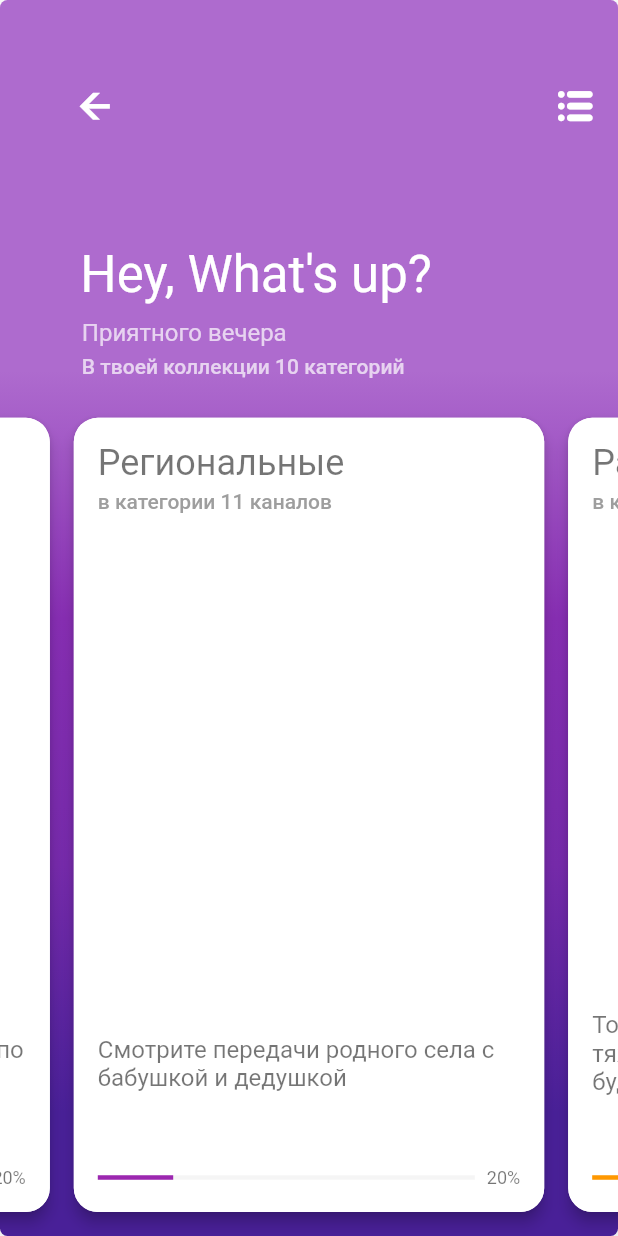
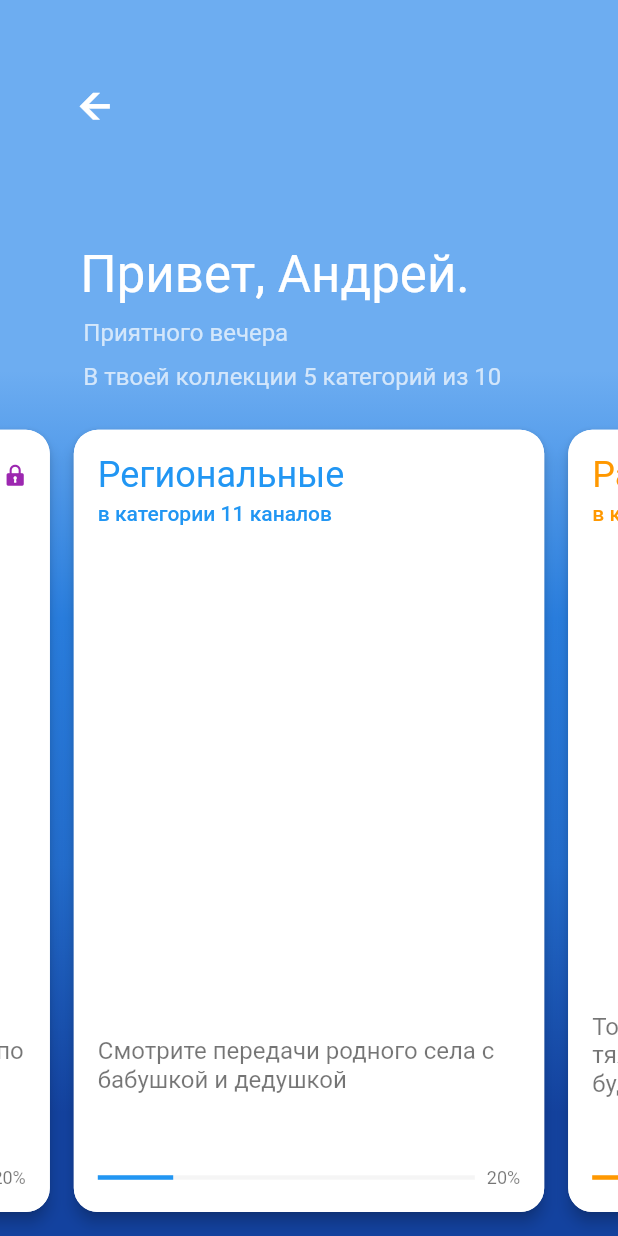
Before and after one commit to zikwall/bormental, a Flutter app: the HomeScreen screen opened directly, swiped to page 2, on a phone screen of 412 x 824 dp. Run offline on Flutter 3.47's test engine with Material 2 defaults, Android fonts, the light colour scheme and no system bars; our stand-ins replace animated_text_kit, better_player, flutter_staggered_animations, timelines, video_player, wakelock; network calls fail.

Commit message:
work with bormental premium

```diff
--- a/lib/components/comming/comming_soon.dart
+++ b/lib/components/comming/comming_soon.dart
@@ -7,7 +7,9 @@ class ComingSoon extends StatelessWidget {
 
   @override
   Widget build(BuildContext context) {
-    return Center(
+    return Container(
+      color: Colors.white,
+      child: Center(
         child: Column(
           mainAxisAlignment: MainAxisAlignment.center,
           crossAxisAlignment: CrossAxisAlignment.center,
@@ -23,6 +25,7 @@ class ComingSoon extends StatelessWidget {
             )
           ],
         ),
+      ),
     );
   }
 }
--- a/lib/screens/home/v1/cards.dart
+++ b/lib/screens/home/v1/cards.dart
@@ -3,7 +3,7 @@ import 'package:flutter/material.dart';
 
 // fonts
 import 'package:bormental/fonts/fontisto_icons.dart';
-import '../../list/v1/screen.dart';
+import 'package:bormental/screens/list/v1/screen.dart';
 
 // application
 import 'buttons.dart';
@@ -48,7 +48,6 @@ Widget buildCardNew(BuildContext context) {
   );
 }
 
-
 Widget buildCardCategory(BuildContext context, CardContent card) {
   return InkWell(
     onTap: () {
@@ -88,15 +87,20 @@ Widget buildCardCategory(BuildContext context, CardContent card) {
               crossAxisAlignment: CrossAxisAlignment.start,
               mainAxisAlignment: MainAxisAlignment.end,
               children: [
-                Hero(
-                  tag: card.cardUUID + "_title",
-                  child: Text(
-                    card.cardTitle,
-                    style: Theme.of(context)
-                        .textTheme
-                        .headline5
-                        ?.copyWith(color: Colors.black54),
-                  ),
+                Row(
+                  crossAxisAlignment: CrossAxisAlignment.center,
+                  mainAxisAlignment: MainAxisAlignment.spaceBetween,
+                  children: <Widget>[
+                    Hero(
+                      tag: card.cardUUID + "_title",
+                      child: Text(
+                        card.cardTitle,
+                        style: Theme.of(context).textTheme.headline5?.copyWith(color: card.cardColor),
+                      ),
+                    ),
+                    if (card.isLocked)
+                      Icon(Fontisto.locked, color: card.cardColor, size: 14)
+                  ],
                 ),
                 Hero(
                   tag: card.cardUUID + "_subtitle",
@@ -104,10 +108,7 @@ Widget buildCardCategory(BuildContext context, CardContent card) {
                     margin: const EdgeInsets.only(top: 4.0),
                     child: Text(
                       card.channelsCount,
-                      style: Theme.of(context)
-                          .textTheme
-                          .bodyText1
-                          ?.copyWith(color: Colors.grey[500]),
+                      style: Theme.of(context).textTheme.bodyText1?.copyWith(color: card.cardColor),
                     ),
                   ),
                 ),
@@ -144,10 +145,7 @@ Widget buildCardCategory(BuildContext context, CardContent card) {
                 ),
                 Text(
                     card.cardDescription,
-                    style: Theme.of(context)
-                        .textTheme
-                        .subtitle1
-                        ?.copyWith(color: Colors.black54)
+                    style: Theme.of(context).textTheme.subtitle1?.copyWith(color: Colors.black54)
                 ),
                 const Spacer(),
                 _buildProgressIndicator(context, card.percentage, card.color),
--- a/lib/screens/home/v1/mock.dart
+++ b/lib/screens/home/v1/mock.dart
@@ -12,18 +12,20 @@ final categories = <CardContent>[
     20,
     'Самые просматриваемые каналы по версии пользователей',
     (Random()).nextInt(100),
-    Colors.blueAccent,
-    getGradient(Colors.blueAccent),
+    Colors.purple,
+    getGradient(Colors.purple),
     1,
+    true,
   ),
   CardContent(
     'Региональные',
     11,
     'Смотрите передачи родного села с бабушкой и дедушкой',
     (Random()).nextInt(100),
-    Colors.purple,
-    getGradient(Colors.purple),
+    Colors.blue,
+    getGradient(Colors.blue),
     2,
+    false,
   ),
   CardContent(
     'Развлекательные',
@@ -33,24 +35,27 @@ final categories = <CardContent>[
     Colors.orange,
     getGradient(Colors.orange),
     3,
+    true,
   ),
   CardContent(
     'Спортивные',
     7,
     'Быстрее. Выше. Сильнее. Добро пожаловать в мир спорта',
     (Random()).nextInt(100),
-    Colors.tealAccent,
-    getGradient(Colors.tealAccent),
+    Colors.teal,
+    getGradient(Colors.teal),
     4,
+    true,
   ),
   CardContent(
     'Детские',
     105,
     'Надоели спиногрызы? Включите им канал из данной категории - мы позаботимся о них',
     (Random()).nextInt(100),
-    Colors.yellow,
-    getGradient(Colors.yellow),
+    Colors.cyan,
+    getGradient(Colors.cyan),
     5,
+    false,
   ),
   CardContent(
     'Музыкальные',
@@ -60,6 +65,7 @@ final categories = <CardContent>[
     Colors.green,
     getGradient(Colors.green),
     6,
+    false,
   ),
   CardContent(
     'Новостные',
@@ -69,6 +75,7 @@ final categories = <CardContent>[
     Colors.red,
     getGradient(Colors.red),
     7,
+    false,
   ),
   CardContent(
     'Позновательные',
@@ -78,6 +85,7 @@ final categories = <CardContent>[
     Colors.pinkAccent,
     getGradient(Colors.pinkAccent),
     8,
+    false,
   ),
   CardContent(
     'Фильмы',
@@ -87,6 +95,7 @@ final categories = <CardContent>[
     Colors.blueGrey,
     getGradient(Colors.blueGrey),
     9,
+    true,
   ),
   CardContent(
     'Избранные',
@@ -96,5 +105,6 @@ final categories = <CardContent>[
     Colors.lime,
     getGradient(Colors.lime),
     10,
+    true,
   ),
 ];
--- a/lib/screens/home/v1/screen.dart
+++ b/lib/screens/home/v1/screen.dart
@@ -92,7 +92,6 @@ class _HomeScreenState extends State<HomeScreen> with SingleTickerProviderStateM
             height: MediaQuery.of(context).size.height,
             width: MediaQuery.of(context).size.width,
             decoration: BoxDecoration(
-                borderRadius: const BorderRadius.all(Radius.circular(5)),
                 boxShadow: <BoxShadow>[
                   BoxShadow(
                       color: Colors.grey.shade200,
@@ -112,7 +111,7 @@ class _HomeScreenState extends State<HomeScreen> with SingleTickerProviderStateM
                       children: <Widget>[
                         _buildHeaderPanel(context),
                         orientation == Orientation.landscape
-                            ? buildWhatsUpHorizontal(context)
+                            ? buildWhatsUpHorizontal(context, categories.length)
                             : buildWhatsUp(context, categories.length),
                         Expanded(
                           key: _backdropKey,
@@ -167,19 +166,20 @@ Widget _buildHeaderPanel(BuildContext context) {
   return Padding(
     padding: EdgeInsets.only(
       left: MediaQuery.of(context).orientation == Orientation.landscape
-          ? MediaQuery.of(context).size.width * 0.11
+          ? MediaQuery.of(context).size.width * 0.115
           : MediaQuery.of(context).size.width * 0.129,
       right: 20,
       bottom: MediaQuery.of(context).size.height * 0.10,
       top: MediaQuery.of(context).orientation == Orientation.landscape
-          ? 29
+          ? 15
           : 0,
     ),
     child: Row(
       mainAxisAlignment: MainAxisAlignment.spaceBetween,
       children: <Widget>[
-        buttonIcon(Fontisto.arrow_left, Colors.white, () {}),
-        buttonIcon(Fontisto.nav_icon_list_a, Colors.white, () {})
+        buttonIcon(Fontisto.arrow_left, Colors.white, () {
+          Navigator.pop(context);
+        }),
       ],
     ),
   );
--- a/lib/screens/home/v1/types.dart
+++ b/lib/screens/home/v1/types.dart
@@ -8,8 +8,9 @@ class CardContent {
   final int percentage;
   final Color color;
   final LinearGradient gradient;
+  final bool isLocked;
 
-  CardContent(this.title, this.channels, this.description, this.percentage, this.color, this.gradient, this.id);
+  CardContent(this.title, this.channels, this.description, this.percentage, this.color, this.gradient, this.id, this.isLocked);
 
   String get cardUUID => 'card_${id.toString()}';
   String get channelsCount => 'в категории $channels каналов';
@@ -18,6 +19,7 @@ class CardContent {
   int get currentPercentage => percentage;
   Color get cardColor => color;
   Gradient get cardGradient => gradient;
+  bool get cardIsLocked => isLocked;
 }
 
 LinearGradient getGradient(Color color) {
--- a/lib/screens/home/v1/whatsup.dart
+++ b/lib/screens/home/v1/whatsup.dart
@@ -1,7 +1,7 @@
 // native
 import 'package:flutter/material.dart';
 
-Widget buildWhatsUpHorizontal(BuildContext context) {
+Widget buildWhatsUpHorizontal(BuildContext context, int countCategories) {
   return Container(
     margin: EdgeInsets.only(
       left: MediaQuery.of(context).size.width * 0.115,
@@ -10,11 +10,35 @@ Widget buildWhatsUpHorizontal(BuildContext context) {
       crossAxisAlignment: CrossAxisAlignment.start,
       children: <Widget>[
         Text(
-          'Hey, What\'s up?',
+          'Привет, Андрей',
           style: Theme.of(context)
               .textTheme
               .headline4
               ?.copyWith(color: Colors.white),
+        ),
+        Container(height: 10.0),
+        Padding(
+          padding: const EdgeInsets.only(left: 2),
+          child: Text(
+            'Приятного вечера',
+            style: Theme.of(context)
+                .textTheme
+                .subtitle1
+                ?.copyWith(
+                color: Colors.white),
+          ),
+        ),
+        Container(height: 10.0),
+        Padding(
+          padding: const EdgeInsets.only(left: 2),
+          child: Text(
+            'В твоей коллекции ${(countCategories/2).toInt()} категорий из $countCategories',
+            style: Theme.of(context)
+                .textTheme
+                .subtitle1
+                ?.copyWith(
+                color: Colors.white),
+          ),
         ),
       ],
     ),
@@ -30,7 +54,7 @@ Widget buildWhatsUp(BuildContext context, int countCategories) {
       crossAxisAlignment: CrossAxisAlignment.start,
       children: <Widget>[
         Text(
-          'Hey, What\'s up?',
+          'Привет, Андрей.',
           style: Theme.of(context)
               .textTheme
               .headline4
@@ -38,7 +62,7 @@ Widget buildWhatsUp(BuildContext context, int countCategories) {
         ),
         Container(height: 10.0),
         Padding(
-          padding: const EdgeInsets.only(left: 1),
+          padding: const EdgeInsets.only(left: 2),
           child: Text(
             'Приятного вечера',
             style: Theme.of(context)
@@ -48,14 +72,14 @@ Widget buildWhatsUp(BuildContext context, int countCategories) {
                 color: Colors.white.withOpacity(0.7)),
           ),
         ),
-        Container(height: 5.0),
+        Container(height: 10.0),
         Padding(
-          padding: const EdgeInsets.only(left: 1),
+          padding: const EdgeInsets.only(left: 2),
           child: Text(
-            'В твоей коллекции $countCategories категорий',
+            'В твоей коллекции ${(countCategories/2).toInt()} категорий из $countCategories',
             style: Theme.of(context)
                 .textTheme
-                .bodyText1
+                .subtitle1
                 ?.copyWith(
                 color: Colors.white.withOpacity(0.7)),
           ),
```
Also changed, not shown: lib/screens/menu/screen.dart (+14 -3 lines). Lines whose indentation alone changed are shown as unchanged.
